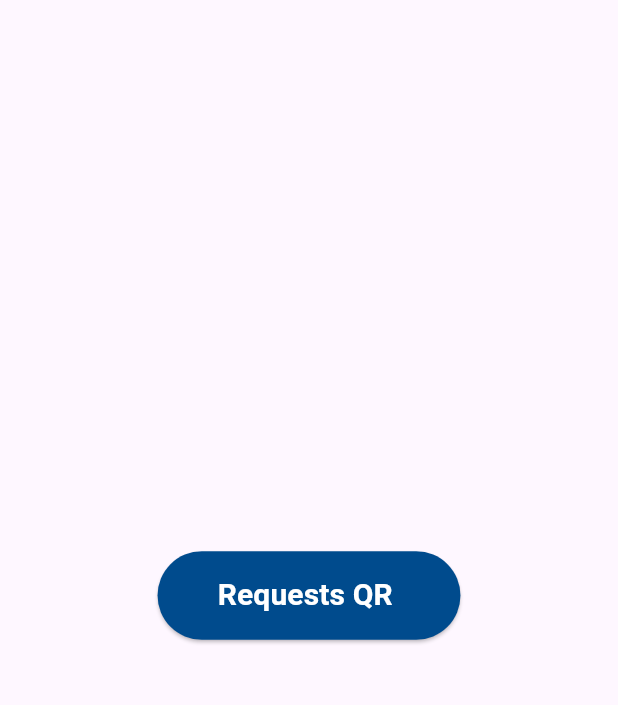
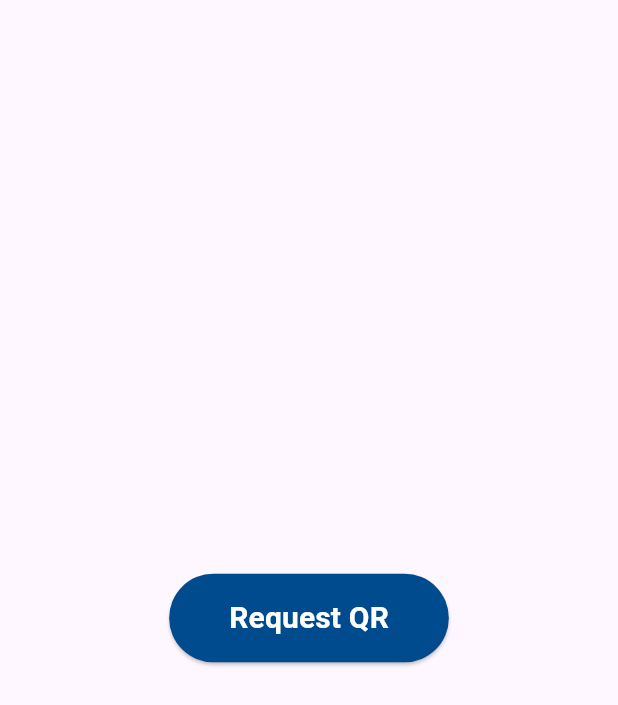
Before and after one commit to Ishika2745/transparity_ngo_app, a Flutter app: the FirmHomePage screen opened directly, on a phone screen of 412 x 824 dp. Shown: the top 705 px of the screen. Run offline on Flutter 3.47's test engine with Material 3 defaults, Android fonts, the phone set to English and light mode, and no system bars; our stand-ins replace fluttertoast, qr_flutter, supabase_flutter; accounts and stored records are empty.

Commit message:
new changes commited

```diff
--- a/lib/social_firm_pages/firm_home_page.dart
+++ b/lib/social_firm_pages/firm_home_page.dart
@@ -1,27 +1,16 @@
 import 'package:flutter/material.dart';
 import 'add_request.dart';
-//lder for the Home Screen
+
 class FirmHomePage extends StatelessWidget {
   const FirmHomePage({super.key});
 
   @override
   Widget build(BuildContext context) {
-    return Stack(
-      children: [
-        // Dotted Background
-        Container(
-          decoration: const BoxDecoration(
-
-          ),
-        ),
-        // Main Content
-        Column(
-          mainAxisAlignment: MainAxisAlignment.center,
-          children: [
-            // Large Request QR Code Button
-            Center(
+    return Scaffold(
+      body: Center(
         child: ElevatedButton(
           onPressed: () {
+            // Navigate to NGO selection screen
             Navigator.push(
               context,
               MaterialPageRoute(
@@ -30,24 +19,22 @@ class FirmHomePage extends StatelessWidget {
             );
           },
           style: ElevatedButton.styleFrom(
-                  backgroundColor: const Color(0xFF004B8D), // Peacock Blue Button
+            backgroundColor: const Color(0xFF004B8D), // Your peacock blue
             padding: const EdgeInsets.symmetric(horizontal: 40, vertical: 15),
             shape: RoundedRectangleBorder(
               borderRadius: BorderRadius.circular(30),
             ),
           ),
           child: const Text(
-                  'Requests QR ',
-                  style: TextStyle(color: Colors.white, fontSize: 20, fontWeight: FontWeight.bold),
+            'Request QR',
+            style: TextStyle(
+              color: Colors.white,
+              fontSize: 20,
+              fontWeight: FontWeight.bold,
             ),
           ),
         ),
-            const SizedBox(height: 30),
-            // Illustration Image
-
-          ],
       ),
-      ],
     );
   }
 }
```
Also changed, not shown: lib/qr_request_screen.dart (+97 -62 lines), lib/social_firm_pages/qr_request_form.dart (+5 -3 lines). Lines whose indentation alone changed are shown as unchanged.
